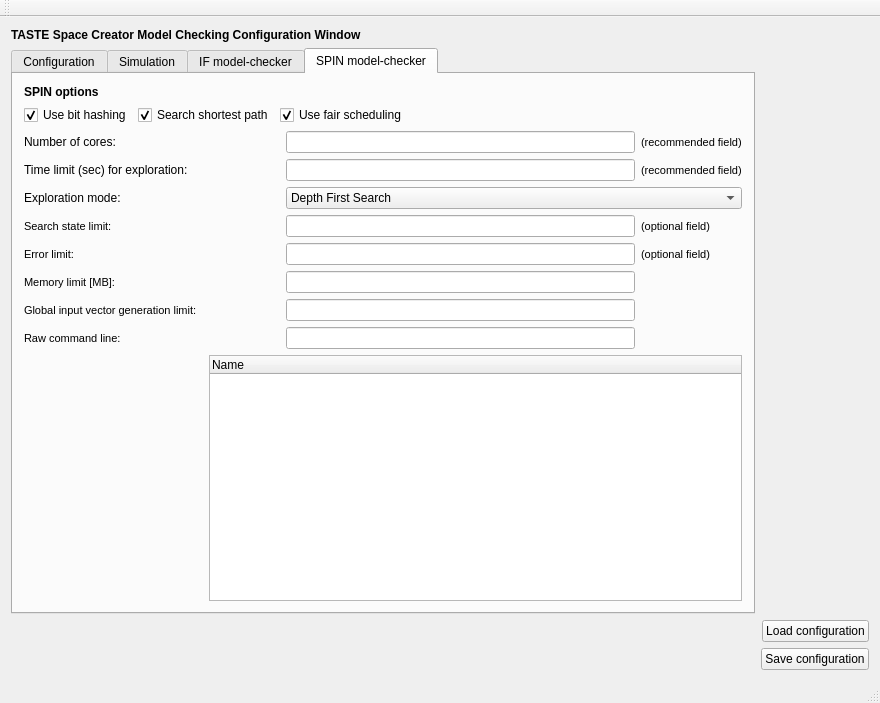
Before: the Qt Designer form src/libs/libiveditor/modelchecking/modelcheckingwindow.ui in esa/spacecreator, drawn with Qt 5.
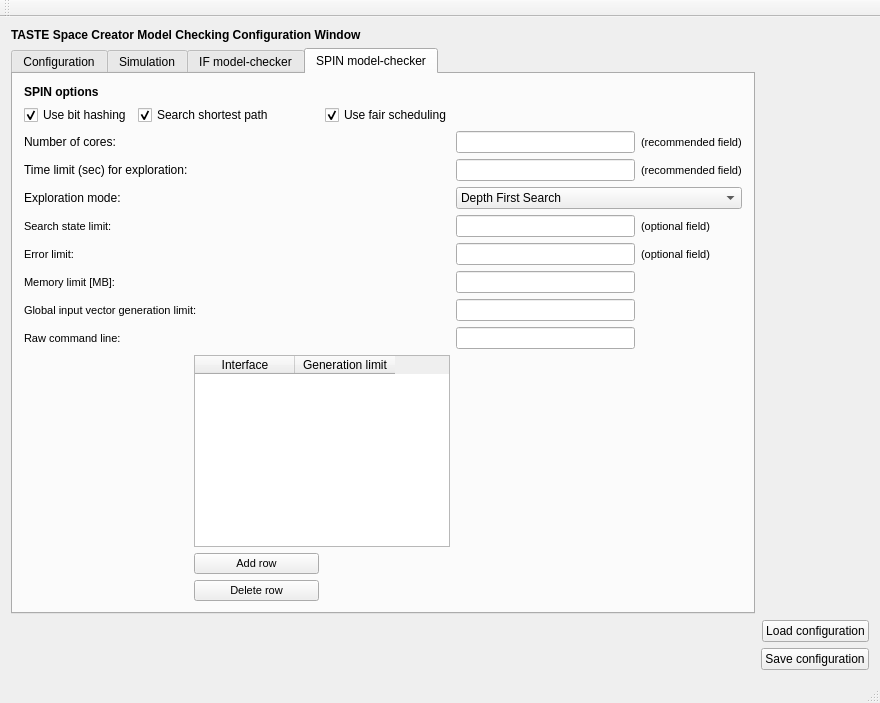
After: the same form once the commit is applied. The open tabs and pages were chosen to show the change.

Commit message: Add table widget to spin options in model checking window

```diff
--- a/src/libs/libiveditor/modelchecking/modelcheckingwindow.ui
+++ b/src/libs/libiveditor/modelchecking/modelcheckingwindow.ui
@@ -765,8 +765,8 @@
           </property>
          </widget>
         </item>
-        <item row="10" column="2" colspan="4">
-         <widget class="QTreeWidget" name="treeWidget_results">
+        <item row="10" column="2" colspan="2">
+         <widget class="QTableWidget" name="tableWidget_generationLimits">
           <attribute name="headerDefaultSectionSize">
            <number>400</number>
           </attribute>
@@ -774,13 +774,42 @@
            <number>400</number>
           </attribute>
           <attribute name="headerStretchLastSection">
-           <bool>true</bool>
+           <bool>false</bool>
           </attribute>
           <column>
            <property name="text">
-            <string>Name</string>
+            <string>Interface</string>
            </property>
           </column>
+          <column>
+           <property name="text">
+            <string>Generation limit</string>
+           </property>
+          </column>
+         </widget>
+        </item>
+                <item row="11" column="2">
+         <widget class="QPushButton" name="tableAddButton">
+          <property name="font">
+           <font>
+            <pointsize>8</pointsize>
+           </font>
+          </property>
+          <property name="text">
+           <string>Add row</string>
+          </property>
+         </widget>
+        </item>
+        <item row="12" column="2">
+         <widget class="QPushButton" name="tableDeleteButton">
+          <property name="font">
+           <font>
+            <pointsize>8</pointsize>
+           </font>
+          </property>
+          <property name="text">
+           <string>Delete row</string>
+          </property>
          </widget>
         </item>
         <item row="2" column="0" colspan="4">
```
The commit also changes 2 other files.
